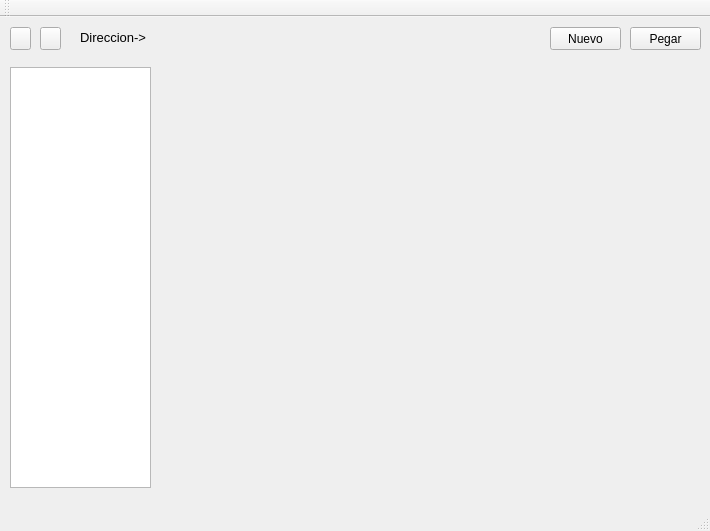
The window that mainwindow.ui (apache17/ProyectoEstructuraDatosI) describes before a commit, drawn with Qt 5.
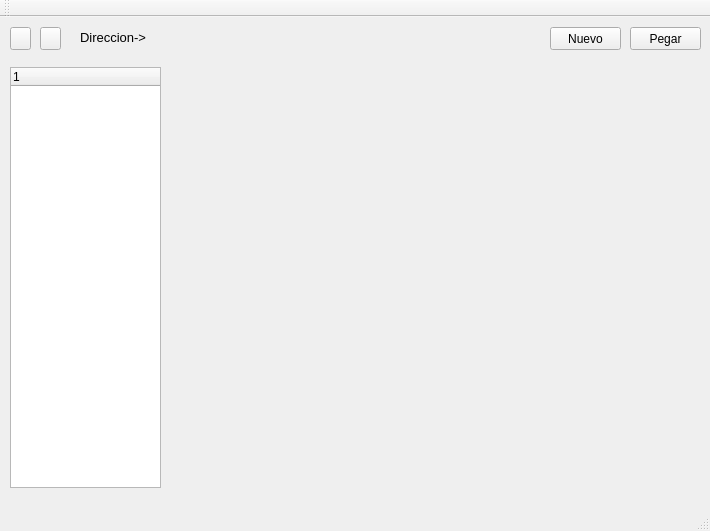
The same window after the commit. Icons and pictures are not drawn.

The edit to the form file:
```diff
--- a/mainwindow.ui
+++ b/mainwindow.ui
@@ -106,15 +106,20 @@
      <string>Pegar</string>
     </property>
    </widget>
-   <widget class="QTreeView" name="treeView">
+   <widget class="QTreeWidget" name="treeWidget">
     <property name="geometry">
      <rect>
       <x>10</x>
       <y>50</y>
-      <width>141</width>
+      <width>151</width>
       <height>421</height>
      </rect>
     </property>
+    <column>
+     <property name="text">
+      <string notr="true">1</string>
+     </property>
+    </column>
    </widget>
   </widget>
   <widget class="QMenuBar" name="menuBar">
```
